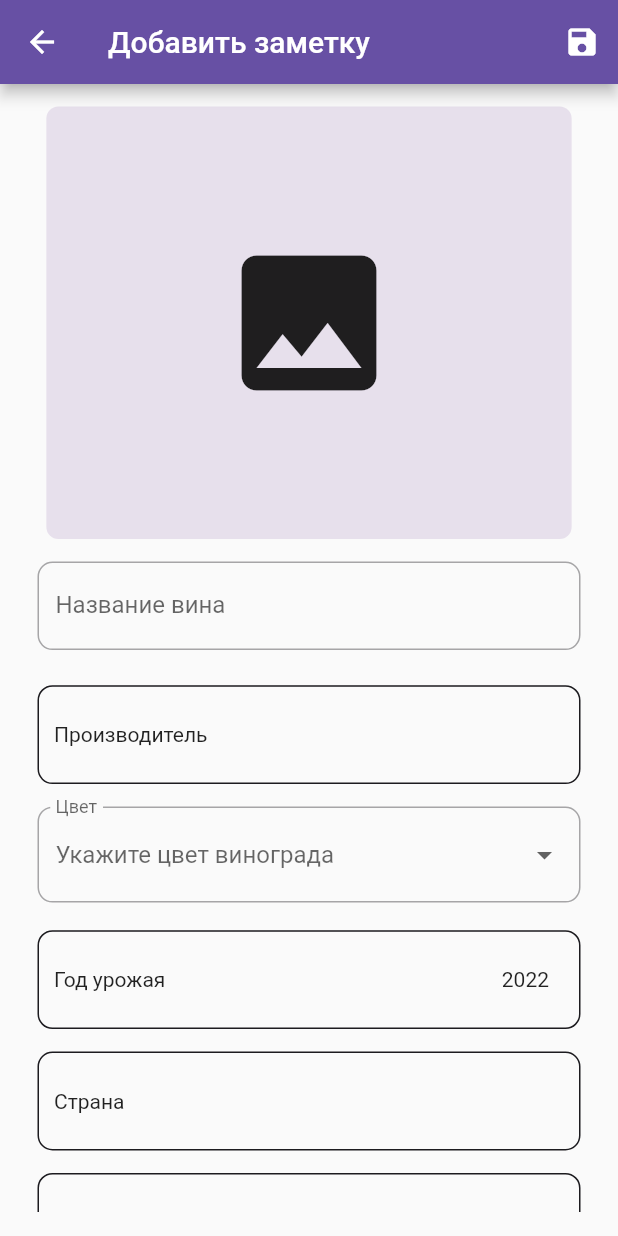
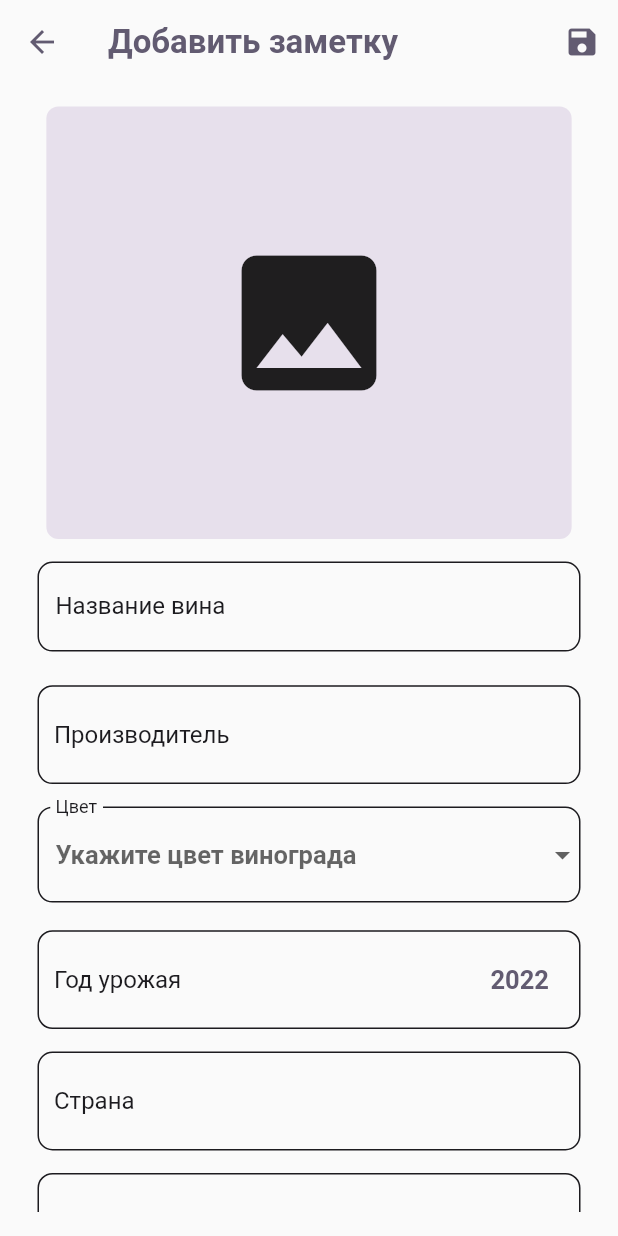
Before and after one commit to Ivan-Goncharov/wine-note-app, a Flutter app: the screen it shows after launch, after a tap on the "add" icon, on a phone screen of 412 x 824 dp. Run offline on Flutter 3.47's test engine with Material 2 defaults, Android fonts, the phone set to English and light mode, and no system bars; our stand-ins replace flutter_svg, image_picker, sqflite; accounts and stored records are empty.

Commit message:
Изменен экран создания заметки

```diff
--- a/lib/main.dart
+++ b/lib/main.dart
@@ -45,11 +45,11 @@ class _MyAppState extends State<MyApp> {
         initialRoute: TabsScreen.routName,
         onGenerateRoute: (settings) {
           switch (settings.name) {
-            case WineFullDescripScreen.routName:
-              return MaterialPageRoute(
-                builder: (context) => const WineFullDescripScreen(),
-                settings: settings,
-              );
+            // case WineFullDescripScreen.routName:
+            //   return MaterialPageRoute(
+            //     builder: (context) => const WineFullDescripScreen(),
+            //     settings: settings,
+            //   );
 
             case TabsScreen.routName:
               return MaterialPageRoute(
--- a/lib/models/my_themes.dart
+++ b/lib/models/my_themes.dart
@@ -34,6 +34,17 @@ class MyTheme {
       shadow: Color(0xFF000000),
     ),
     fontFamily: 'Roboto',
+    textTheme: const TextTheme(
+      bodyMedium: TextStyle(
+        color: Color(0xFF1C1B1F),
+        fontSize: 16,
+      ),
+      bodyLarge: TextStyle(
+        color: Color(0xFF625B71),
+        fontSize: 17,
+        fontWeight: FontWeight.bold,
+      ),
+    ),
   );
 
   static final darkTheme = ThemeData(
@@ -68,5 +79,16 @@ class MyTheme {
       shadow: Color(0xFF000000),
     ),
     fontFamily: 'Roboto',
+    textTheme: const TextTheme(
+      bodyMedium: TextStyle(
+        color: Color(0xFFE6E1E5),
+        fontSize: 16,
+      ),
+      bodyLarge: TextStyle(
+        color: Color(0xFFD0BCFF),
+        fontSize: 17,
+        fontWeight: FontWeight.bold,
+      ),
+    ),
   );
 }
--- a/lib/screens/edit_screens/edit_wine_screen.dart
+++ b/lib/screens/edit_screens/edit_wine_screen.dart
@@ -1,16 +1,16 @@
 import 'package:flutter/material.dart';
-import 'package:flutter_my_wine_app/models/wine_list_provider.dart';
-import 'package:flutter_my_wine_app/screens/edit_screens/manuf_name_search.dart';
-import 'package:flutter_my_wine_app/string_resourses.dart';
-import 'package:flutter_my_wine_app/widgets/edit_wine/image_pick.dart';
-import 'package:flutter_my_wine_app/widgets/edit_wine/search_manufactor.dart';
-import 'package:flutter_my_wine_app/widgets/edit_wine/search_sort.dart';
 import 'package:provider/provider.dart';
 
+import '../../string_resourses.dart';
+import '../../models/wine_list_provider.dart';
+import '../../models/wine_item.dart';
 import '../../widgets/edit_wine/wine_year.dart';
-import '../../models/wine_item.dart';
 import '../../widgets/edit_wine/search_country.dart';
 import '../../widgets/edit_wine/searh_region.dart';
+import '../../widgets/edit_wine/image_pick.dart';
+import '../../widgets/edit_wine/search_manufactor.dart';
+import '../../widgets/edit_wine/search_sort.dart';
+import '../../widgets/system_widget/app_bar.dart';
 
 //экран для добавления и редактирования записей о вине
 class EditWineScreen extends StatefulWidget {
@@ -49,9 +49,10 @@ class _EditWineScreenState extends State<EditWineScreen> {
   //переменная для инициализации
   var _isInit = true;
 
-  //контроллер для TextField
-  late TextEditingController _textManufactuerContr;
+  late FocusNode _nameFocus;
   late double _containerHeight;
+  //ntvf
+  late ThemeData _theme;
 
   //переменные для изменения состояния виджетов
   // ввода страны и региона
@@ -60,6 +61,12 @@ class _EditWineScreenState extends State<EditWineScreen> {
 
   //провайдер для сохранения заметки
   WineListProvider? _listProvider;
+
+  @override
+  void initState() {
+    _nameFocus = FocusNode();
+    super.initState();
+  }
 
   //передаем значение размера переменной для размера контейнера
   //инициализируем провайдер
@@ -80,6 +87,7 @@ class _EditWineScreenState extends State<EditWineScreen> {
       //инициализируем переменные страны и региона, для вывода в поиске
       _countryName = _note.country;
       _regionName = _note.region;
+      _theme = Theme.of(context);
       _isInit = false;
     }
     super.didChangeDependencies();
@@ -121,15 +129,15 @@ class _EditWineScreenState extends State<EditWineScreen> {
   @override
   Widget build(BuildContext context) {
     return Scaffold(
-      appBar: AppBar(
-        title: const Text('Добавить заметку'),
-        actions: [
+      appBar: CustomAppBar(
+        title: 'Добавить заметку',
+        listOfAction: [
           IconButton(
             onPressed: () {
               _savedNotes();
             },
             icon: const Icon(Icons.save),
-          )
+          ),
         ],
       ),
       body: _isLoading
@@ -274,9 +282,13 @@ class _EditWineScreenState extends State<EditWineScreen> {
   //поле ввода комментария
   TextFormField textFieldComment() {
     return TextFormField(
-      decoration:
-          createInputDecoration('Комментарий', 'Замечания о производителе'),
+      decoration: createInputDecoration(
+        'Комментарий',
+        'Замечания о производителе',
+      ),
+
       initialValue: _note.comment,
+      style: _theme.textTheme.bodyLarge,
 
       //сохраняем ввод в переменную name  и пересоздаем объект
       onSaved: (value) {
@@ -288,9 +300,14 @@ class _EditWineScreenState extends State<EditWineScreen> {
   //поле ввода вкуса
   TextFormField textFieldTaste() {
     return TextFormField(
-      decoration: createInputDecoration('Вкус', 'Опишите вкус вина'),
+      decoration: createInputDecoration(
+        'Вкус',
+        'Опишите вкус вина',
+      ),
       initialValue: _note.taste,
       textInputAction: TextInputAction.next,
+      style: _theme.textTheme.bodyLarge,
+
       //сохраняем ввод в переменную name  и пересоздаем объект
       onSaved: (value) {
         _note = _note.copyWith(taste: value);
@@ -301,12 +318,19 @@ class _EditWineScreenState extends State<EditWineScreen> {
   //поле ввода аромата
   TextFormField textFieldAroma() {
     return TextFormField(
-      decoration: createInputDecoration('Аромат', 'Опишите аромат вина'),
+      decoration: createInputDecoration(
+        'Аромат',
+        'Опишите аромат вина',
+      ),
       initialValue: _note.aroma,
       textInputAction: TextInputAction.next,
+      style: _theme.textTheme.bodyLarge,
+
       //сохраняем ввод в переменную name  и пересоздаем объект
       onSaved: (value) {
-        _note = _note.copyWith(aroma: value);
+        setState(() {
+          _note = _note.copyWith(aroma: value);
+        });
       },
     );
   }
@@ -317,51 +341,34 @@ class _EditWineScreenState extends State<EditWineScreen> {
       decoration: InputDecoration(
         labelText: 'Цвет',
         hintText: "Укажите цвет винограда",
-        border: OutlineInputBorder(
-          borderRadius: BorderRadius.circular(10),
-        ),
+        enabledBorder: _inputBorder(_theme.colorScheme.onBackground),
+        focusedBorder: _inputBorder(_theme.colorScheme.primary),
+        labelStyle: _theme.textTheme.bodyMedium,
       ),
       value: _note.wineColors.isEmpty ? null : _note.wineColors,
+      style: _theme.textTheme.bodyLarge,
       onChanged: (String? value) {
-        setState(() {
-          _note = _note.copyWith(wineColors: value);
-        });
+        _note = _note.copyWith(wineColors: value);
       },
       items: WineItem.colorDopdownItems,
-    );
-  }
-
-  //поле ввода названия производителя
-  TextFormField textFieldManufacturer() {
-    return TextFormField(
-      decoration: createInputDecoration(
-          'Производитель вина', 'Введите производителя вина'),
-      controller: _textManufactuerContr,
-      //сохраняем ввод в переменную name  и пересоздаем объект
-      onSaved: (value) {
-        _note = _note.copyWith(manufacturer: value);
-      },
-      // проверяем правильность ввода
-      validator: (value) {
-        return textValidator(
-          value,
-          'Пожалуйста, введите производителя вина',
-        );
-      },
     );
   }
 
   //поле ввода названия вина
   TextFormField textFieldName() {
     return TextFormField(
-      decoration:
-          createInputDecoration('Название вина', 'Введите название вина'),
+      decoration: createInputDecoration(
+        'Название вина',
+        'Введите название вина',
+      ),
       initialValue: _note.name,
+      style: _theme.textTheme.bodyLarge,
 
       //сохраняем ввод в переменную name и пересоздаем объект
       onSaved: (value) {
         _note = _note.copyWith(name: value);
       },
+
       // проверяем правильность ввода
       validator: (value) {
         return textValidator(
@@ -382,13 +389,26 @@ class _EditWineScreenState extends State<EditWineScreen> {
   }
 
 // внешний вид поля для ввода информации о вине
-  InputDecoration createInputDecoration(String dataLable, dataHint) {
+  InputDecoration createInputDecoration(String dataLable, String dataHint) {
     return InputDecoration(
       labelText: dataLable,
       hintText: dataHint,
-      border: OutlineInputBorder(
-        borderRadius: BorderRadius.circular(10),
+      enabledBorder: _inputBorder(_theme.colorScheme.onBackground),
+      focusedBorder: _inputBorder(_theme.colorScheme.primary),
+      labelStyle: _theme.textTheme.bodyMedium,
+      hintStyle: TextStyle(
+        color: _theme.colorScheme.outline,
+        fontWeight: FontWeight.normal,
+        fontSize: 15,
       ),
     );
   }
+
+  //метод для создания рамки для ввода
+  OutlineInputBorder _inputBorder(Color color) {
+    return OutlineInputBorder(
+      borderRadius: BorderRadius.circular(10),
+      borderSide: BorderSide(color: color),
+    );
+  }
 }
--- a/lib/widgets/bottom_app_bar.dart
+++ b/lib/widgets/bottom_app_bar.dart
@@ -1,4 +1,6 @@
 import 'package:flutter/material.dart';
+
+import '../screens/edit_screens/edit_wine_screen.dart';
 
 //навигационный бар
 class CustomBottomNavigation extends StatefulWidget {
@@ -54,14 +56,14 @@ class _CustomBottomNavigationState extends State<CustomBottomNavigation> {
             //вкладки со последними винами
             buildTabItem(
               index: 0,
-              iconData: Icons.home_outlined,
+              iconData: Icons.access_time_rounded,
             ),
             opacityTab(),
 
             //вкладка со всеми винами
             buildTabItem(
               index: 1,
-              iconData: Icons.access_time_rounded,
+              iconData: Icons.home_outlined,
             ),
           ],
         ),
--- a/lib/widgets/edit_wine/search_country.dart
+++ b/lib/widgets/edit_wine/search_country.dart
@@ -86,7 +86,10 @@ class _SearchCountryState extends State<SearchCountry> {
             const Text('Cтрана'),
             Row(
               children: [
-                Text(_countryName),
+                Text(
+                  _countryName,
+                  style: Theme.of(context).textTheme.bodyLarge,
+                ),
                 _imagePath.isNotEmpty
                     ? Padding(
                         padding: const EdgeInsets.only(left: 16),
--- a/lib/widgets/edit_wine/search_manufactor.dart
+++ b/lib/widgets/edit_wine/search_manufactor.dart
@@ -29,6 +29,7 @@ class _SearchManufacturerState extends State<SearchManufacturer> {
 
   @override
   Widget build(BuildContext context) {
+    final _theme = Theme.of(context);
     return GestureDetector(
       onTap: () async {
         //при нажатии - переходим на экран с вводом названия производителя
@@ -52,7 +53,10 @@ class _SearchManufacturerState extends State<SearchManufacturer> {
         child: Row(
           mainAxisAlignment: MainAxisAlignment.spaceBetween,
           children: [
-            const Text('Производитель'),
+            Text(
+              'Производитель',
+              style: _theme.textTheme.bodyMedium,
+            ),
             const SizedBox(width: 10),
 
             //производитель
@@ -60,6 +64,7 @@ class _SearchManufacturerState extends State<SearchManufacturer> {
               child: Text(
                 _manufName,
                 textAlign: TextAlign.end,
+                style: Theme.of(context).textTheme.bodyLarge,
                 overflow: TextOverflow.visible,
                 maxLines: 1,
                 softWrap: true,
--- a/lib/widgets/edit_wine/search_sort.dart
+++ b/lib/widgets/edit_wine/search_sort.dart
@@ -102,6 +102,7 @@ class _SearchGrapeSortState extends State<SearchGrapeSort> {
               child: Text(
                 _sortName,
                 textAlign: TextAlign.end,
+                style: Theme.of(context).textTheme.bodyLarge,
                 overflow: TextOverflow.visible,
                 maxLines: 1,
                 softWrap: true,
--- a/lib/widgets/edit_wine/searh_region.dart
+++ b/lib/widgets/edit_wine/searh_region.dart
@@ -1,10 +1,12 @@
 import 'package:flutter/material.dart';
-import 'package:flutter_my_wine_app/string_resourses.dart';
 
+import '../../string_resourses.dart';
 import '../../screens/edit_screens/search_screen.dart';
 import 'button_container.dart';
 
+//виджет для вывода кнопки выбора региона
 class SearchRegion extends StatefulWidget {
+  //принимает данные о выбранном регионе и стране и функцию для сохранения выбора
   final String regionName;
   final String countryName;
   final Function function;
@@ -20,15 +22,22 @@ class SearchRegion extends StatefulWidget {
 }
 
 class _SearchRegionState extends State<SearchRegion> {
+  //список регионов данной страны
   late List<String> _listRegions;
   late String _regionName;
 
   @override
   Widget build(BuildContext context) {
     _regionName = widget.regionName;
+    final _colors = Theme.of(context).colorScheme;
     return GestureDetector(
+      //при нажатии  - происходит переход на страницу с выбором региона
+      //запускаем метод, который создает список регионов, если уже выбрана страна
       onTap: () async {
         _listRegions = Country.regionsOfCountry(widget.countryName);
+        //переход на страницу
+        //передаем список регионов, тип поиска и выбранный на данный момент регион
+        //сохраняем результат выбора в переменную
         final result = await Navigator.pushNamed(
           context,
           SearchScreen.routName,
@@ -39,6 +48,7 @@ class _SearchRegionState extends State<SearchRegion> {
           },
         );
 
+        //обрабатываем выбор пользователя и вызываем функцию для сохранения выбора
         if (result == null) {
           return;
         } else if (result is List<String>) {
@@ -48,14 +58,28 @@ class _SearchRegionState extends State<SearchRegion> {
           });
         }
       },
+
+      //данные для кнопки
       child: ButtonContainer(
         child: Row(
           mainAxisAlignment: MainAxisAlignment.spaceBetween,
           children: [
-            const Text('Регион'),
+            //заголовок
+            Text(
+              'Регион',
+              style: TextStyle(
+                color: _colors.onBackground,
+                fontSize: 16,
+              ),
+            ),
+
+            //выбранный регион
             Row(
               children: [
-                Text(_regionName),
+                Text(
+                  _regionName,
+                  style: Theme.of(context).textTheme.bodyLarge,
+                ),
               ],
             ),
           ],
--- a/lib/widgets/edit_wine/wine_year.dart
+++ b/lib/widgets/edit_wine/wine_year.dart
@@ -54,7 +54,10 @@ class _WineYearState extends State<WineYear> {
           mainAxisAlignment: MainAxisAlignment.spaceBetween,
           children: [
             const Text('Год урожая'),
-            Text(widget.currentWineYear?.year.toString() ?? ''),
+            Text(
+              widget.currentWineYear?.year.toString() ?? '',
+              style: Theme.of(context).textTheme.bodyLarge,
+            ),
           ],
         ),
       ),
--- a/lib/widgets/system_widget/app_bar.dart
+++ b/lib/widgets/system_widget/app_bar.dart
@@ -11,16 +11,17 @@ class CustomAppBar extends StatelessWidget implements PreferredSizeWidget {
 
   @override
   Widget build(BuildContext context) {
+    // final colors = Theme.of(context).colorScheme;
     return AppBar(
       title: Text(
         title,
-        style: TextStyle(
-          color: Theme.of(context).colorScheme.onBackground,
+        style: const TextStyle(
           fontWeight: FontWeight.bold,
           fontSize: 22,
         ),
       ),
       backgroundColor: Colors.transparent,
+      foregroundColor: Theme.of(context).colorScheme.secondary,
       elevation: 0,
       actions: listOfAction,
     );
--- a/pubspec.yaml
+++ b/pubspec.yaml
@@ -96,6 +96,9 @@ flutter:
           weight: 500
         - asset: assets/fonts/Roboto-Thin.ttf
           weight: 100
+    - family:  MyCustomIcons
+      fonts:
+       - asset: assets/fonts/MyCustomIcons.ttf
   #   - family: Schyler
   #     fonts:
   #       - asset: fonts/Schyler-Regular.ttf
```
Also changed, not shown: lib/icons/my_custom_icons.dart (+13 -9 lines), lib/screens/wine_full_descrip_screen.dart (+33 -15 lines), lib/widgets/detailed_expanded_notes.dart (+22 -9 lines), lib/widgets/wine_note_item.dart (+110 -30 lines), assets/fonts/MyCustomIcons.ttf (added).
